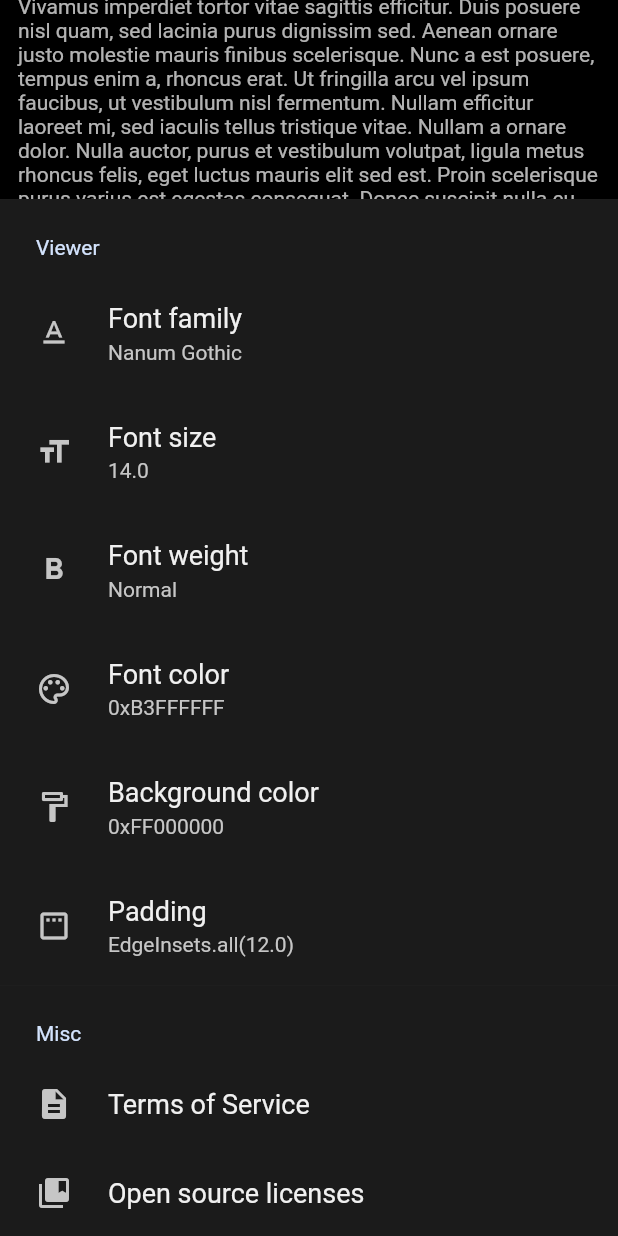
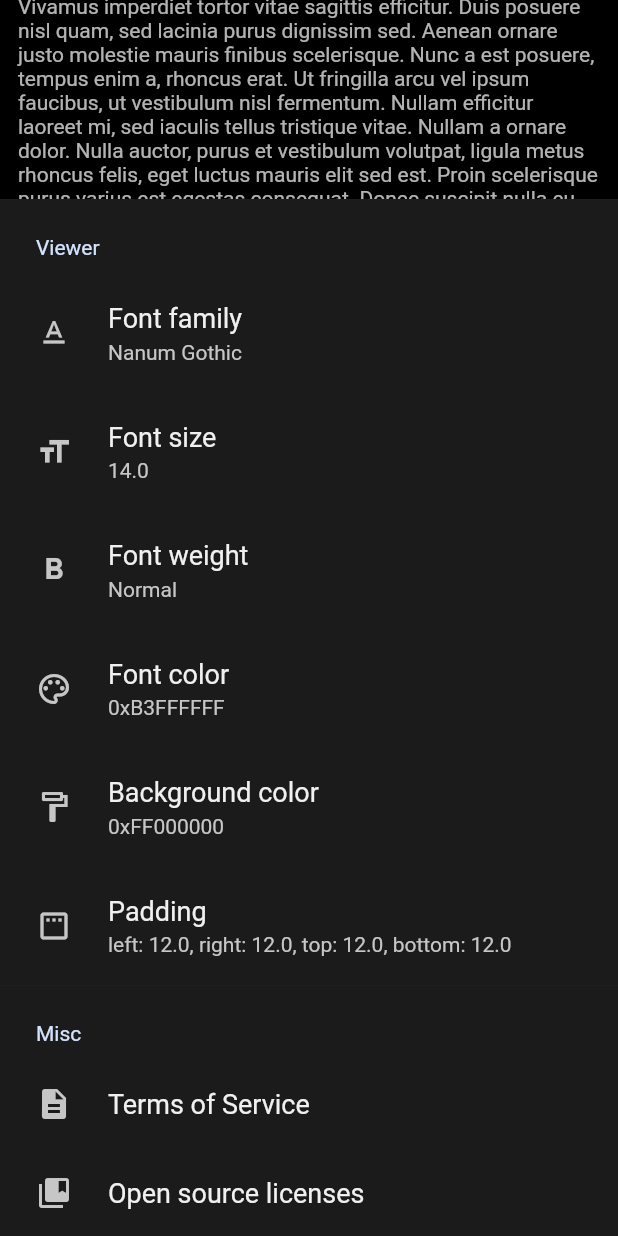
Before and after one commit to Aqudi/noon_reader, a Flutter app: the SettingPage widget shown alone on an empty page, opened directly, scrolled down 270 dp, on a phone screen of 412 x 824 dp. Run offline on Flutter 3.47's test engine with Material 2 defaults, Android fonts, the phone set to English and light mode, and no system bars; drawn by our look-alikes of settings_ui; our stand-ins replace file_picker, flutter_hooks, freezed_annotation, google_fonts, hooks_riverpod, modal_bottom_sheet; Roboto replaces fonts that are missing (Nanum Gothic).

Commit message:
feat: Add EdgeInsetsReadable extension

```diff
--- a/lib/pages/setting/setting.dart
+++ b/lib/pages/setting/setting.dart
@@ -116,7 +116,7 @@ Cras molestie luctus dolor, nec faucibus libero pellentesque ut. Duis vitae rhon
             ),
             SettingsTile(
               title: 'Padding',
-              subtitle: '${setting.padding}',
+              subtitle: '${setting.padding.toReadable()}',
               leading: Icon(Icons.padding_outlined),
               onPressed: settingViewModel.paddingOnPressed,
             ),
--- a/lib/utils/extensions.dart
+++ b/lib/utils/extensions.dart
@@ -25,3 +25,9 @@ extension ColorReadable on Color {
     return '0x${value.toRadixString(16).toUpperCase()}';
   }
 }
+
+extension EdgeInsetsReadable on EdgeInsets {
+  String toReadable() {
+    return 'left: $left, right: $right, top: $top, bottom: $bottom';
+  }
+}
```
